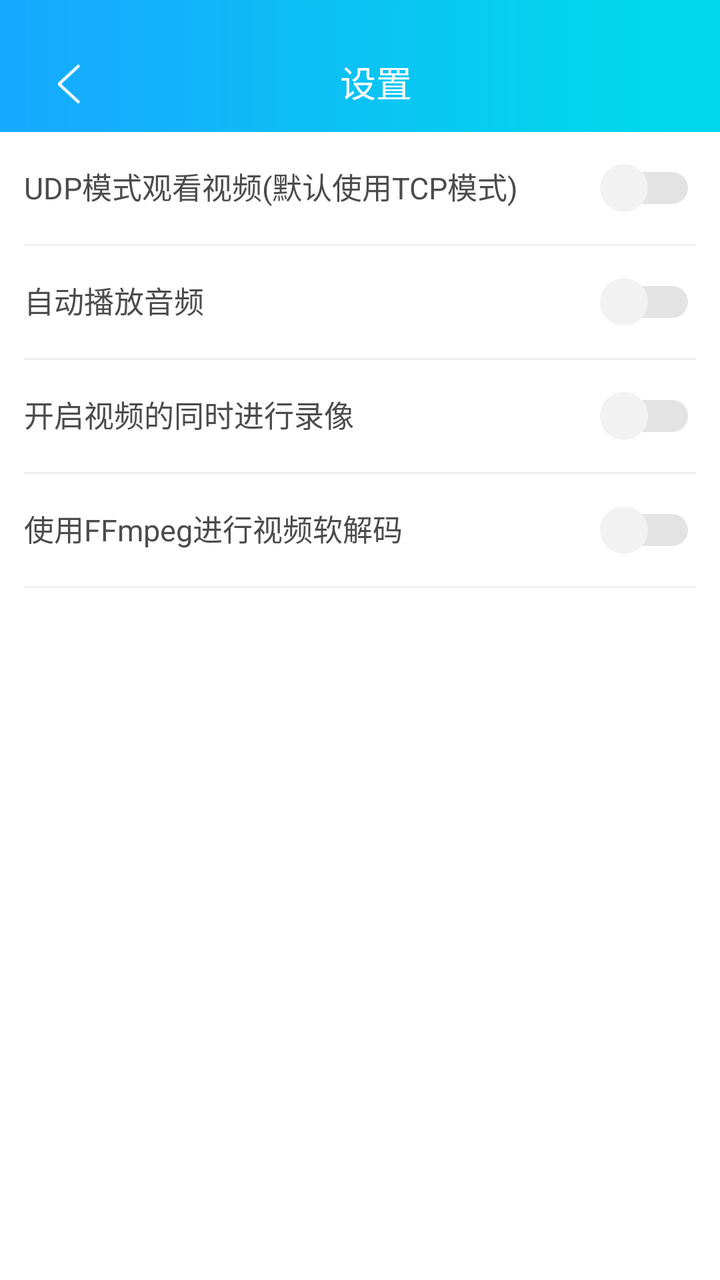
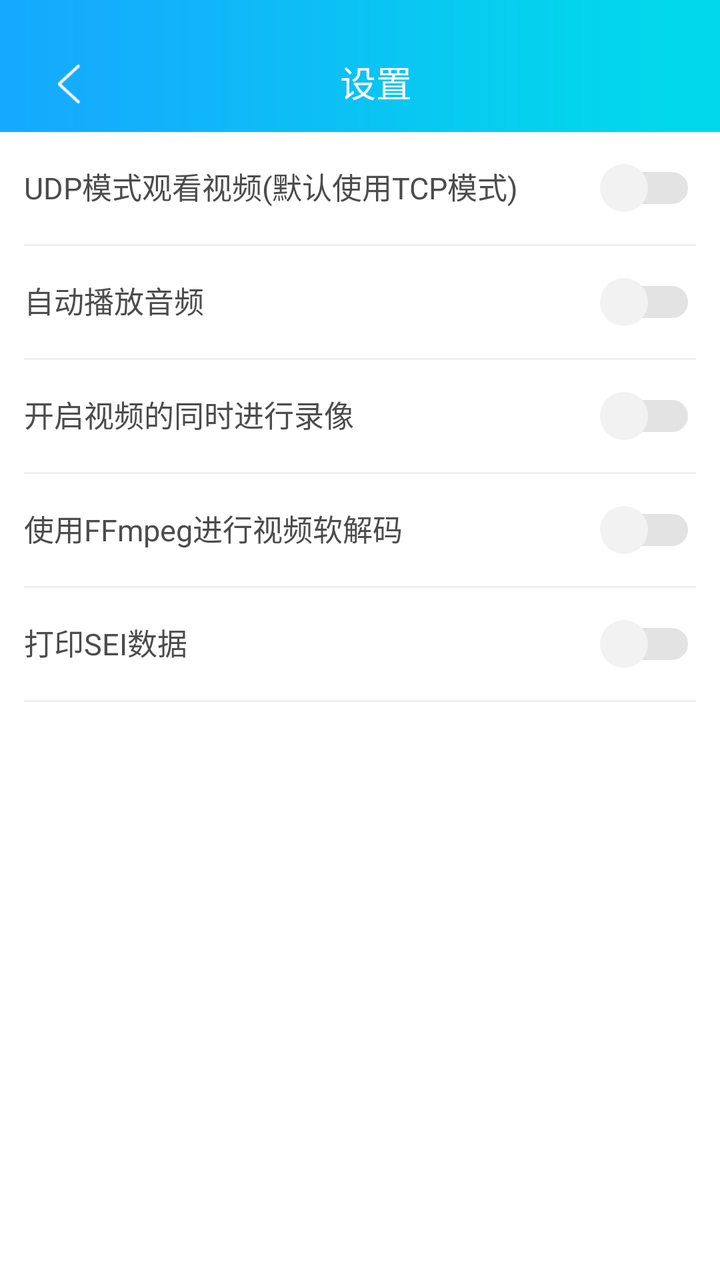

Before-and-after screenshots of an Android layout around one commit, followed by the original layout XML and the change that was made.
<!-- AndroidManifest.xml: application theme AppTheme -->
<!-- res/layout/activity_setting.xml -->
<?xml version="1.0" encoding="utf-8"?>
<layout xmlns:app="http://schemas.android.com/apk/res-auto"
    xmlns:tools="http://schemas.android.com/tools">

    <LinearLayout
        xmlns:android="http://schemas.android.com/apk/res/android"
        android:layout_width="match_parent"
        android:layout_height="match_parent"
        android:background="@color/color_white"
        android:orientation="vertical">

        <android.support.v7.widget.Toolbar
            android:id="@+id/toolbar"
            android:layout_width="match_parent"
            android:layout_height="66dp"
            android:background="@drawable/new_top_bg">

            <RelativeLayout
                android:layout_width="match_parent"
                android:layout_height="match_parent">

                <TextView
                    android:layout_width="wrap_content"
                    android:layout_height="wrap_content"
                    android:text="设置"
                    android:gravity="center"
                    android:textColor="#ffffff"
                    android:textSize="18sp"
                    android:layout_centerHorizontal="true"
                    android:layout_alignParentBottom="true"
                    android:layout_marginBottom="12dp"/>

                <ImageButton
                    android:id="@+id/toolbar_back"
                    android:layout_height="wrap_content"
                    android:layout_width="wrap_content"
                    android:src="@drawable/new_nav_back"
                    style="@style/Base.Widget.AppCompat.ActionButton"
                    android:layout_alignParentLeft="true"
                    android:layout_alignParentBottom="true"
                    android:layout_marginBottom="0dp"/>

            </RelativeLayout>

        </android.support.v7.widget.Toolbar>

        <RelativeLayout
            android:layout_width="match_parent"
            android:layout_height="56dp"
            android:gravity="center_vertical"
            android:padding="12dp">

            <TextView
                android:layout_width="wrap_content"
                android:layout_height="wrap_content"
                android:text="UDP模式观看视频(默认使用TCP模式)"
                android:textSize="15sp"
                android:textColor="#4c4c4c"/>

            <Switch
                android:id="@+id/udp_switch"
                android:layout_width="wrap_content"
                android:layout_height="wrap_content"
                android:thumb="@drawable/switch_custom_thumb_selector"
                android:track="@drawable/switch_custom_track_selector"
                android:layout_alignParentRight="true"/>

        </RelativeLayout>

        <View
            android:layout_width="match_parent"
            android:layout_height="1dp"
            android:background="#f0f0f0"
            android:layout_marginLeft="12dp"
            android:layout_marginRight="12dp" />

        <RelativeLayout
            android:layout_width="match_parent"
            android:layout_height="56dp"
            android:gravity="center_vertical"
            android:padding="12dp">

            <TextView
                android:layout_width="wrap_content"
                android:layout_height="wrap_content"
                android:text="自动播放音频"
                android:textSize="15sp"
                android:textColor="#4c4c4c"/>

            <Switch
                android:id="@+id/audio_switch"
                android:layout_width="wrap_content"
                android:layout_height="wrap_content"
                android:thumb="@drawable/switch_custom_thumb_selector"
                android:track="@drawable/switch_custom_track_selector"
                android:layout_alignParentRight="true"/>

        </RelativeLayout>

        <View
            android:layout_width="match_parent"
            android:layout_height="1dp"
            android:background="#f0f0f0"
            android:layout_marginLeft="12dp"
            android:layout_marginRight="12dp" />

        <RelativeLayout
            android:layout_width="match_parent"
            android:layout_height="56dp"
            android:gravity="center_vertical"
            android:padding="12dp">

            <TextView
                android:layout_width="wrap_content"
                android:layout_height="wrap_content"
                android:text="开启视频的同时进行录像"
                android:textSize="15sp"
                android:textColor="#4c4c4c"/>

            <Switch
                android:id="@+id/record_switch"
                android:layout_width="wrap_content"
                android:layout_height="wrap_content"
                android:thumb="@drawable/switch_custom_thumb_selector"
                android:track="@drawable/switch_custom_track_selector"
                android:layout_alignParentRight="true"/>

        </RelativeLayout>

        <View
            android:layout_width="match_parent"
            android:layout_height="1dp"
            android:background="#f0f0f0"
            android:layout_marginLeft="12dp"
            android:layout_marginRight="12dp" />

        <RelativeLayout
            android:layout_width="match_parent"
            android:layout_height="56dp"
            android:gravity="center_vertical"
            android:padding="12dp">

            <TextView
                android:layout_width="wrap_content"
                android:layout_height="wrap_content"
                android:text="使用FFmpeg进行视频软解码"
                android:textSize="15sp"
                android:textColor="#4c4c4c"/>

            <Switch
                android:id="@+id/codec_switch"
                android:layout_width="wrap_content"
                android:layout_height="wrap_content"
                android:thumb="@drawable/switch_custom_thumb_selector"
                android:track="@drawable/switch_custom_track_selector"
                android:layout_alignParentRight="true"/>

        </RelativeLayout>

        <View
            android:layout_width="match_parent"
            android:layout_height="1dp"
            android:background="#f0f0f0"
            android:layout_marginLeft="12dp"
            android:layout_marginRight="12dp" />

    </LinearLayout>
</layout>
<!-- resources referenced by this layout -->
<resources>
  <color name="color_white">#FFFFFF</color>
  <!-- drawable new_nav_back: png bitmap (drawable-xhdpi, 452 bytes) -->
  <!-- drawable new_top_bg: png bitmap (drawable-xhdpi, 576 bytes) -->
  <!-- drawable switch_custom_thumb_selector (drawable) -->
  <?xml version="1.0" encoding="utf-8"?>
  <selector xmlns:android="http://schemas.android.com/apk/res/android">
      <item android:drawable="@drawable/switch_custom_thumb_on" android:state_checked="true" />
      <item android:drawable="@drawable/switch_custom_thumb_off" android:state_checked="false" />
  </selector>
  <!-- drawable switch_custom_track_selector (drawable) -->
  <?xml version="1.0" encoding="utf-8"?>
  <selector xmlns:android="http://schemas.android.com/apk/res/android">
      <item android:drawable="@drawable/switch_custom_track_on" android:state_checked="true" />
      <item android:drawable="@drawable/switch_custom_track_off" android:state_checked="false" />
  </selector>
  <style name="AppTheme" parent="Theme.AppCompat.Light.NoActionBar">
          
  
          <item name="colorPrimary">@color/color_theme</item>
          <item name="colorPrimaryDark">@color/color_theme</item>
          <item name="colorAccent">@color/color_theme</item>
          <item name="toolbarStyle">@style/toolbar</item>
          <item name="android:windowBackground">@color/color_theme</item>
      </style>
  <!-- drawable switch_custom_thumb_on (drawable) -->
  <?xml version="1.0" encoding="utf-8"?>
  <shape xmlns:android="http://schemas.android.com/apk/res/android"
      android:shape="oval">
      <solid android:color="#F2F2F2" />
      <size
          android:width="24dp"
          android:height="24dp" />
  </shape>
  <!-- drawable switch_custom_thumb_off (drawable) -->
  <?xml version="1.0" encoding="utf-8"?>
  <shape xmlns:android="http://schemas.android.com/apk/res/android"
      android:shape="oval">
      <solid android:color="#F2F2F2" />
      <size
          android:width="24dp"
          android:height="24dp" />
  </shape>
  <!-- drawable switch_custom_track_on (drawable) -->
  <?xml version="1.0" encoding="utf-8"?>
  <shape xmlns:android="http://schemas.android.com/apk/res/android"
      android:shape="rectangle">
      <solid android:color="@color/color_theme2" />
      <stroke
          android:width="8dp"
          android:color="#00000000" />
      <corners android:radius="24dp" />
  </shape>
  <!-- drawable switch_custom_track_off (drawable) -->
  <?xml version="1.0" encoding="utf-8"?>
  <shape xmlns:android="http://schemas.android.com/apk/res/android"
      android:shape="rectangle">
      <solid android:color="#E3E3E3" />
      <stroke
          android:width="8dp"
          android:color="#00000000" />
      <corners android:radius="24dp" />
  </shape>
  <color name="color_theme">#00A6FF</color>
  <style name="toolbar" parent="Base.Widget.AppCompat.Toolbar">
          <item name="android:background">@color/colorPrimary</item>
      </style>
  <color name="color_theme2">#03D1E3</color>
  <color name="colorPrimary">#0dbb92</color>
</resources>

<!-- the commit's change to res/layout/activity_setting.xml (unified diff, before → after) -->
@@ -164,5 +164,35 @@
             android:layout_marginLeft="12dp"
             android:layout_marginRight="12dp" />
 
+        <RelativeLayout
+            android:layout_width="match_parent"
+            android:layout_height="56dp"
+            android:gravity="center_vertical"
+            android:padding="12dp">
+
+            <TextView
+                android:layout_width="wrap_content"
+                android:layout_height="wrap_content"
+                android:text="打印SEI数据"
+                android:textSize="15sp"
+                android:textColor="#4c4c4c"/>
+
+            <Switch
+                android:id="@+id/sei_switch"
+                android:layout_width="wrap_content"
+                android:layout_height="wrap_content"
+                android:thumb="@drawable/switch_custom_thumb_selector"
+                android:track="@drawable/switch_custom_track_selector"
+                android:layout_alignParentRight="true"/>
+
+        </RelativeLayout>
+
+        <View
+            android:layout_width="match_parent"
+            android:layout_height="1dp"
+            android:background="#f0f0f0"
+            android:layout_marginLeft="12dp"
+            android:layout_marginRight="12dp" />
+
     </LinearLayout>
 </layout>
